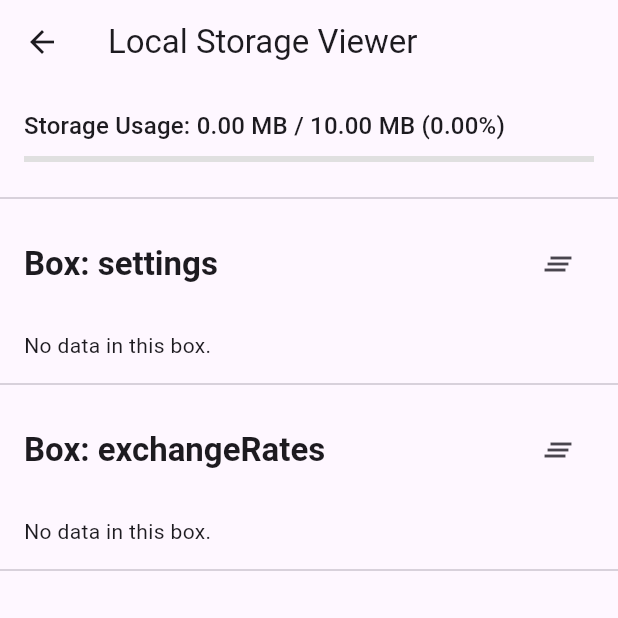
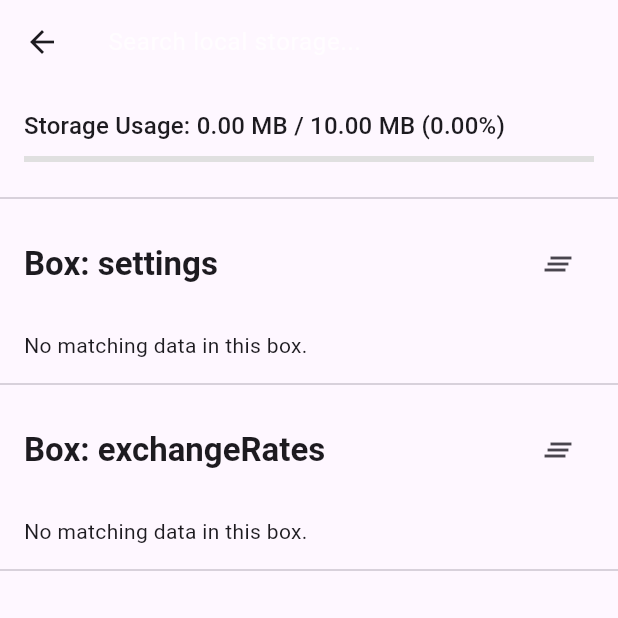
Before and after one commit to DAAC-A00/finow, a Flutter app: the StorageViewerScreen screen opened directly, on a phone screen of 412 x 824 dp, the top half of it. Run offline on Flutter 3.47's test engine with Material 3 defaults, Android fonts, the phone set to English and light mode, and no system bars; our stand-ins replace dio, flutter_riverpod, go_router, hive, hive_flutter; accounts and stored records are empty; network calls fail.

Commit message:
feat: 스토리지 뷰어에 검색 기능 추가 및 UI 개선

```diff
--- a/lib/features/storage_viewer/storage_viewer_screen.dart
+++ b/lib/features/storage_viewer/storage_viewer_screen.dart
@@ -4,6 +4,9 @@ import 'package:finow/features/exchange_rate/exchange_rate.dart';
 import 'package:finow/features/storage_viewer/local_storage_service.dart';
 import 'package:flutter/material.dart';
 import 'package:flutter_riverpod/flutter_riverpod.dart';
+
+// 검색어를 관리하는 StateProvider
+final searchQueryProvider = StateProvider<String>((ref) => '');
 
 // 모든 Hive Box 데이터를 비동기적으로 가져오는 FutureProvider
 final allStorageDataProvider = FutureProvider<Map<String, Map>>((ref) {
@@ -27,11 +30,20 @@ class StorageViewerScreen extends ConsumerWidget {
     final asyncData = ref.watch(allStorageDataProvider);
     final asyncUsage = ref.watch(storageUsageProvider);
     final localStorageService = ref.watch(localStorageServiceProvider);
+    final searchQuery = ref.watch(searchQueryProvider);
 
     return Scaffold(
       appBar: AppBar(
         leading: const BackButton(),
-        title: const Text('Local Storage Viewer'),
+        title: TextField(
+          onChanged: (value) => ref.read(searchQueryProvider.notifier).state = value,
+          decoration: const InputDecoration(
+            hintText: 'Search local storage...',
+            border: InputBorder.none,
+            hintStyle: TextStyle(color: Colors.white70),
+          ),
+          style: const TextStyle(color: Colors.white),
+        ),
       ),
       body: Column(
         children: [
@@ -72,13 +84,24 @@ class StorageViewerScreen extends ConsumerWidget {
                   return const Center(child: Text('No data in any box.'));
                 }
 
-                return ListView(
-                  children: allBoxes.entries.expand((boxEntry) {
-                    final boxName = boxEntry.key;
-                    final boxData = boxEntry.value;
-                    List<Widget> boxWidgets = [];
+                final List<Widget> allDisplayWidgets = [];
 
-                    boxWidgets.add(
+                allBoxes.entries.forEach((boxEntry) {
+                  final boxName = boxEntry.key;
+                  final boxData = boxEntry.value;
+                  List<Widget> boxContentWidgets = [];
+
+                  // Filter box data based on search query
+                  final filteredBoxData = boxData.entries.where((entry) {
+                    final key = entry.key.toString().toLowerCase();
+                    final value = entry.value.toString().toLowerCase();
+                    final query = searchQuery.toLowerCase();
+                    return key.contains(query) || value.contains(query) || boxName.toLowerCase().contains(query);
+                  }).toList();
+
+                  // Only add box header if there's matching data or box name matches
+                  if (filteredBoxData.isNotEmpty || boxName.toLowerCase().contains(searchQuery.toLowerCase())) {
+                    boxContentWidgets.add(
                       Padding(
                         padding: const EdgeInsets.symmetric(horizontal: 16.0, vertical: 12.0),
                         child: Row(
@@ -98,13 +121,13 @@ class StorageViewerScreen extends ConsumerWidget {
                       ),
                     );
 
-                    if (boxData.isEmpty) {
-                      boxWidgets.add(const Padding(
+                    if (filteredBoxData.isEmpty) {
+                      boxContentWidgets.add(const Padding(
                         padding: EdgeInsets.symmetric(horizontal: 16.0, vertical: 8.0),
-                        child: Text('No data in this box.'),
+                        child: Text('No matching data in this box.'),
                       ));
                     } else {
-                      boxData.entries.forEach((entry) {
+                      filteredBoxData.forEach((entry) {
                         final key = entry.key;
                         final value = entry.value;
                         Widget subtitleWidget;
@@ -124,7 +147,7 @@ class StorageViewerScreen extends ConsumerWidget {
                           subtitleWidget = Text(value.toString());
                         }
 
-                        boxWidgets.add(
+                        boxContentWidgets.add(
                           Card(
                             margin: const EdgeInsets.symmetric(horizontal: 16.0, vertical: 4.0),
                             elevation: 1.0,
@@ -151,10 +174,15 @@ class StorageViewerScreen extends ConsumerWidget {
                         );
                       });
                     }
-                    boxWidgets.add(const Divider()); // Add a divider between boxes
-                    return boxWidgets;
-                  }).toList(),
-                );
+                    boxContentWidgets.add(const Divider()); // Add a divider between boxes
+                    allDisplayWidgets.addAll(boxContentWidgets);
+                  }
+                });
+
+                if (allDisplayWidgets.isEmpty && searchQuery.isNotEmpty) {
+                  return const Center(child: Text('No matching data found.'));
+                }
+                return ListView(children: allDisplayWidgets);
               },
             ),
           ),
```
